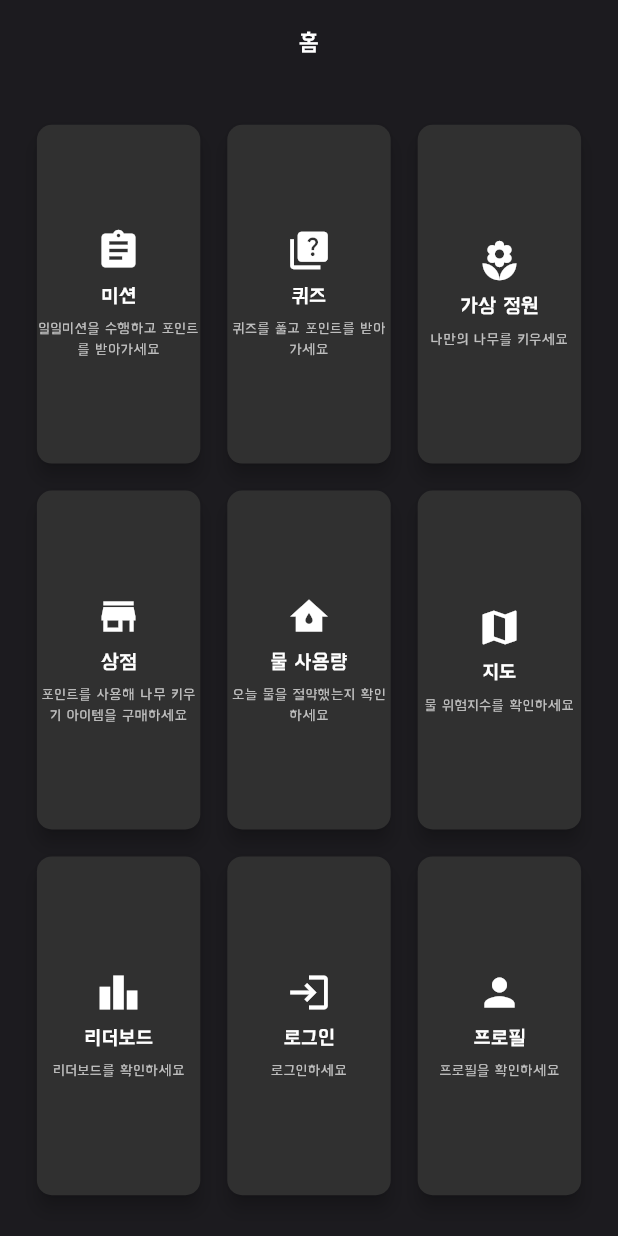
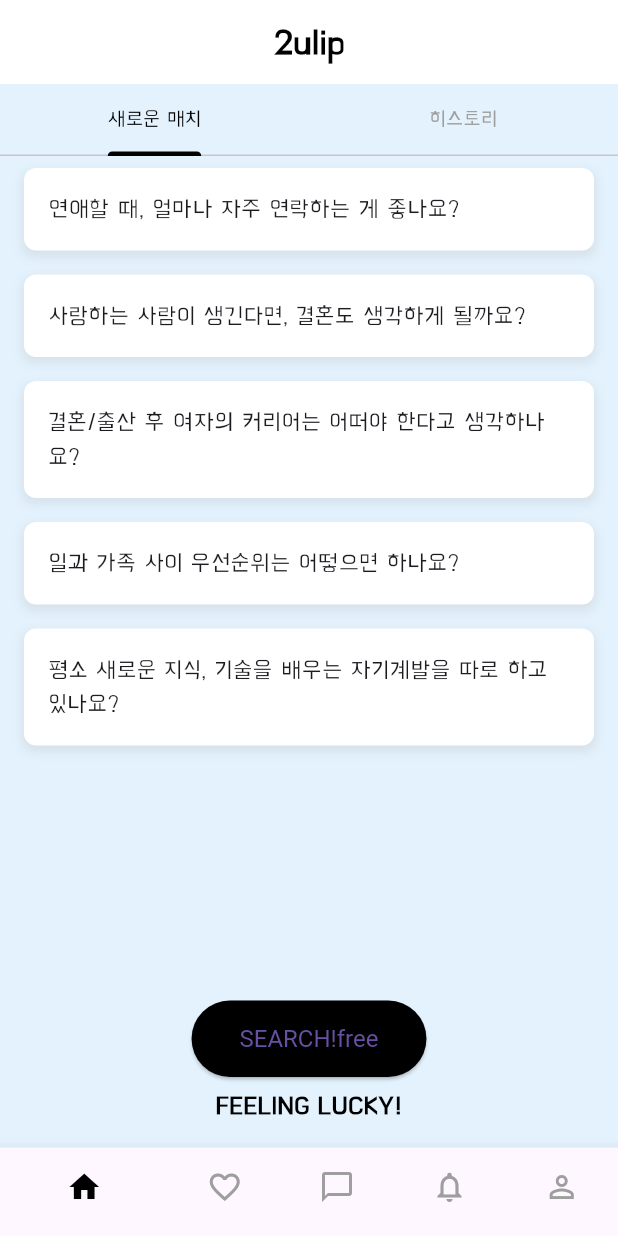
Before and after one commit to parkbjgit/Water, a Flutter app: the screen it shows after launch, on a phone screen of 412 x 824 dp. Run offline on Flutter 3.47's test engine with Material 3 defaults, Android fonts, the phone set to English and light mode, and no system bars; our stand-ins replace csv, flutter_map, geolocator, latlong2, lottie, permission_handler and 1 more.

Commit message:
UI 변경 작업
web은 웹 버전 생각했을 때
copy는 원본
home_page -> 지금 작업하는 새로운 UI

```diff
--- /dev/null
+++ b/lib/pages/home_page copy.dart
@@ -0,0 +1,89 @@
+import 'package:flutter/material.dart';
+
+class HomePage extends StatelessWidget {
+  @override
+  Widget build(BuildContext context) {
+    final size = MediaQuery.of(context).size;
+    final itemHeight = (size.height - kToolbarHeight - 24) / 3;
+    final itemWidth = (size.width -40) / 3;
+
+    return Scaffold(
+      appBar: AppBar(
+        title: const Text('홈', style: TextStyle(color: Colors.white)), // 타이틀 텍스트 색상을 흰색으로 설정
+        centerTitle: true, // 타이틀을 가운데 정렬
+        // 타이틀 텍스트의 색 변경
+        backgroundColor: const Color(0xFF1C1B1F), // AppBar 색상을 배경색과 맞춤
+
+      ),
+      body: Container(
+        padding: EdgeInsets.symmetric(horizontal: size.width * 0.05),
+        color: const Color(0xFF1C1B1F), // 배경색을 1C1B1F로 설정
+        child: Center(
+          child: GridView.builder(
+            gridDelegate: SliverGridDelegateWithFixedCrossAxisCount(
+              childAspectRatio: itemWidth / itemHeight,
+              crossAxisCount: 3,
+              mainAxisSpacing: 10,
+              crossAxisSpacing: 10,
+            ),
+            itemCount: 9,
+            shrinkWrap: true,
+            itemBuilder: (context, index) {
+              return _buildGridItem(
+                context,
+                _gridItems[index]['icon'],
+                _gridItems[index]['label'],
+                _gridItems[index]['route'],
+                _gridItems[index]['description'],
+              );
+            },
+          ),
+        ),
+      ),
+    );
+  }
+
+  final List<Map<String, dynamic>> _gridItems = [
+    {'icon': Icons.assignment, 'label': '미션', 'route': '/mission', 'description': '일일미션을 수행하고 포인트를 받아가세요'},
+    {'icon': Icons.quiz, 'label': '퀴즈', 'route': '/quiz', 'description': '퀴즈를 풀고 포인트를 받아가세요'},
+    {'icon': Icons.local_florist, 'label': '가상 정원', 'route': '/garden', 'description': '나만의 나무를 키우세요'},
+    {'icon': Icons.store, 'label': '상점', 'route': '/reward', 'description': '포인트를 사용해 나무 키우기 아이템을 구매하세요'},
+    {'icon': Icons.water_damage, 'label': '물 사용량', 'route': '/water_usage', 'description': '오늘 물을 절약했는지 확인하세요'},
+    {'icon': Icons.map, 'label': '지도', 'route': '/map', 'description': '물 위험지수를 확인하세요'},
+    {'icon': Icons.leaderboard, 'label': '리더보드', 'route': '/leaderboard', 'description': '리더보드를 확인하세요'},
+    {'icon': Icons.login, 'label': '로그인', 'route': '/login', 'description': '로그인하세요'},
+    {'icon': Icons.person, 'label': '프로필', 'route': '/profile', 'description': '프로필을 확인하세요'},
+  ];
+
+  Widget _buildGridItem(BuildContext context, IconData icon, String label,
+      String route, String description) {
+    return GestureDetector(
+      onTap: () {
+        Navigator.of(context).pushNamed(route);
+      },
+      child: Card(
+        color: Colors.grey[850], // 카드 배경색을 어두운 회색으로 설정
+        shape: RoundedRectangleBorder(
+          borderRadius: BorderRadius.circular(10.0),
+        ),
+        elevation: 5.0,
+        child: Column(
+          mainAxisAlignment: MainAxisAlignment.center,
+          children: [
+            Icon(icon, size: 30, color: Colors.white), // 아이콘 색상을 흰색으로 설정
+            const SizedBox(height: 5),
+            Text(label,
+                style: const TextStyle(
+                    fontSize: 14,
+                    fontWeight: FontWeight.bold,
+                    color: Colors.white)), // 텍스트 색상을 흰색으로 설정
+            const SizedBox(height: 5),
+            Text(description,
+                style: const TextStyle(fontSize: 10, color: Colors.white70),
+                textAlign: TextAlign.center), // 설명 텍스트 색상을 밝은 회색으로 설정
+          ],
+        ),
+      ),
+    );
+  }
+}
--- a/lib/pages/home_page.dart
+++ b/lib/pages/home_page.dart
@@ -1,88 +1,131 @@
 import 'package:flutter/material.dart';
 
-class HomePage extends StatelessWidget {
+// void main() {
+//   runApp(MyApp());
+// }
+
+// class MyApp extends StatelessWidget {
+//   @override
+//   Widget build(BuildContext context) {
+//     return MaterialApp(
+//       home: HomePage(),
+//     );
+//   }
+// }
+
+class HomePage extends StatefulWidget {
+  @override
+  _HomePageState createState() => _HomePageState();
+}
+
+class _HomePageState extends State<HomePage> with SingleTickerProviderStateMixin {
+  late TabController _tabController;
+
+  @override
+  void initState() {
+    super.initState();
+    _tabController = TabController(length: 2, vsync: this);
+  }
+
+  @override
+  void dispose() {
+    _tabController.dispose();
+    super.dispose();
+  }
+
   @override
   Widget build(BuildContext context) {
-    final size = MediaQuery.of(context).size;
-    final itemHeight = (size.height - kToolbarHeight - 24) / 3;
-    final itemWidth = (size.width -40) / 3;
-
     return Scaffold(
+      backgroundColor: Colors.blue.shade50, // 배경색을 여기에 설정
       appBar: AppBar(
-        title: const Text('홈', style: TextStyle(color: Colors.white)), // 타이틀 텍스트 색상을 흰색으로 설정
-        centerTitle: true, // 타이틀을 가운데 정렬
-        // 타이틀 텍스트의 색 변경
-        backgroundColor: const Color(0xFF1C1B1F), // AppBar 색상을 배경색과 맞춤
-
+        backgroundColor: Colors.white,
+        elevation: 0,
+        title: Text('2ulip', style: TextStyle(color: Colors.black, fontSize: 24, fontWeight: FontWeight.bold)),
+        centerTitle: true,
       ),
-      body: Container(
-        padding: EdgeInsets.symmetric(horizontal: size.width * 0.05),
-        color: const Color(0xFF1C1B1F), // 배경색을 1C1B1F로 설정
-        child: Center(
-          child: GridView.builder(
-            gridDelegate: SliverGridDelegateWithFixedCrossAxisCount(
-              childAspectRatio: itemWidth / itemHeight,
-              crossAxisCount: 3,
-              mainAxisSpacing: 10,
-              crossAxisSpacing: 10,
+      body: Column(
+        children: [
+          TabBar(
+            controller: _tabController,
+            labelColor: Colors.black,
+            unselectedLabelColor: Colors.grey,
+            indicatorColor: Colors.black,
+            tabs: [
+              Tab(text: '새로운 매치'),
+              Tab(text: '히스토리'),
+            ],
+          ),
+          Expanded(
+            child: TabBarView(
+              controller: _tabController,
+              children: [
+                ListView(
+                  children: [
+                    _buildListItem('연애할 때, 얼마나 자주 연락하는 게 좋나요?'),
+                    _buildListItem('사랑하는 사람이 생긴다면, 결혼도 생각하게 될까요?'),
+                    _buildListItem('결혼/출산 후 여자의 커리어는 어떠야 한다고 생각하나요?'),
+                    _buildListItem('일과 가족 사이 우선순위는 어떻으면 하나요?'),
+                    _buildListItem('평소 새로운 지식, 기술을 배우는 자기계발을 따로 하고 있나요?'),
+                  ],
+                ),
+                Center(child: Text('히스토리 탭의 내용')),
+              ],
             ),
-            itemCount: 9,
-            shrinkWrap: true,
-            itemBuilder: (context, index) {
-              return _buildGridItem(
-                context,
-                _gridItems[index]['icon'],
-                _gridItems[index]['label'],
-                _gridItems[index]['route'],
-                _gridItems[index]['description'],
-              );
-            },
           ),
-        ),
+          Padding(
+            padding: const EdgeInsets.all(16.0),
+            child: Column(
+              children: [
+                ElevatedButton(
+                  onPressed: () {},
+                  child: Text('SEARCH!free'),
+                  style: ElevatedButton.styleFrom(
+                    backgroundColor: Colors.black,
+                    padding: EdgeInsets.symmetric(vertical: 16, horizontal: 32),
+                    textStyle: TextStyle(fontSize: 16),
+                  ),
+                ),
+                SizedBox(height: 8),
+                Text('FEELING LUCKY!', style: TextStyle(fontSize: 16, fontWeight: FontWeight.bold, color: Colors.black)),
+              ],
+            ),
+          ),
+        ],
+      ),
+      bottomNavigationBar: BottomNavigationBar(
+        items: [
+          BottomNavigationBarItem(icon: Icon(Icons.home), label: ''),
+          BottomNavigationBarItem(icon: Icon(Icons.favorite_border), label: ''),
+          BottomNavigationBarItem(icon: Icon(Icons.chat_bubble_outline), label: ''),
+          BottomNavigationBarItem(icon: Icon(Icons.notifications_none), label: ''),
+          BottomNavigationBarItem(icon: Icon(Icons.person_outline), label: ''),
+        ],
+        selectedItemColor: Colors.black,
+        unselectedItemColor: Colors.grey,
+        showSelectedLabels: false,
+        showUnselectedLabels: false,
       ),
     );
   }
 
-  final List<Map<String, dynamic>> _gridItems = [
-    {'icon': Icons.assignment, 'label': '미션', 'route': '/mission', 'description': '일일미션을 수행하고 포인트를 받아가세요'},
-    {'icon': Icons.quiz, 'label': '퀴즈', 'route': '/quiz', 'description': '퀴즈를 풀고 포인트를 받아가세요'},
-    {'icon': Icons.local_florist, 'label': '가상 정원', 'route': '/garden', 'description': '나만의 나무를 키우세요'},
-    {'icon': Icons.store, 'label': '상점', 'route': '/reward', 'description': '포인트를 사용해 나무 키우기 아이템을 구매하세요'},
-    {'icon': Icons.water_damage, 'label': '물 사용량', 'route': '/water_usage', 'description': '오늘 물을 절약했는지 확인하세요'},
-    {'icon': Icons.map, 'label': '지도', 'route': '/map', 'description': '물 위험지수를 확인하세요'},
-    {'icon': Icons.leaderboard, 'label': '리더보드', 'route': '/leaderboard', 'description': '리더보드를 확인하세요'},
-    {'icon': Icons.login, 'label': '로그인', 'route': '/login', 'description': '로그인하세요'},
-    {'icon': Icons.person, 'label': '프로필', 'route': '/profile', 'description': '프로필을 확인하세요'},
-  ];
-
-  Widget _buildGridItem(BuildContext context, IconData icon, String label,
-      String route, String description) {
-    return GestureDetector(
-      onTap: () {
-        Navigator.of(context).pushNamed(route);
-      },
-      child: Card(
-        color: Colors.grey[850], // 카드 배경색을 어두운 회색으로 설정
-        shape: RoundedRectangleBorder(
-          borderRadius: BorderRadius.circular(10.0),
-        ),
-        elevation: 5.0,
-        child: Column(
-          mainAxisAlignment: MainAxisAlignment.center,
-          children: [
-            Icon(icon, size: 30, color: Colors.white), // 아이콘 색상을 흰색으로 설정
-            const SizedBox(height: 5),
-            Text(label,
-                style: const TextStyle(
-                    fontSize: 14,
-                    fontWeight: FontWeight.bold,
-                    color: Colors.white)), // 텍스트 색상을 흰색으로 설정
-            const SizedBox(height: 5),
-            Text(description,
-                style: const TextStyle(fontSize: 10, color: Colors.white70),
-                textAlign: TextAlign.center), // 설명 텍스트 색상을 밝은 회색으로 설정
+  Widget _buildListItem(String text) {
+    return Padding(
+      padding: const EdgeInsets.symmetric(vertical: 8.0, horizontal: 16.0),
+      child: Container(
+        padding: EdgeInsets.all(16),
+        decoration: BoxDecoration(
+          color: Colors.white,
+          borderRadius: BorderRadius.circular(8),
+          boxShadow: [
+            BoxShadow(
+              color: Colors.grey.withOpacity(0.2),
+              spreadRadius: 1,
+              blurRadius: 5,
+              offset: Offset(0, 3),
+            ),
           ],
         ),
+        child: Text(text, style: TextStyle(fontSize: 16)),
       ),
     );
   }
```
Also changed, not shown: lib/pages/home_page copy 2_web.dart (added, +112 -0 lines).
